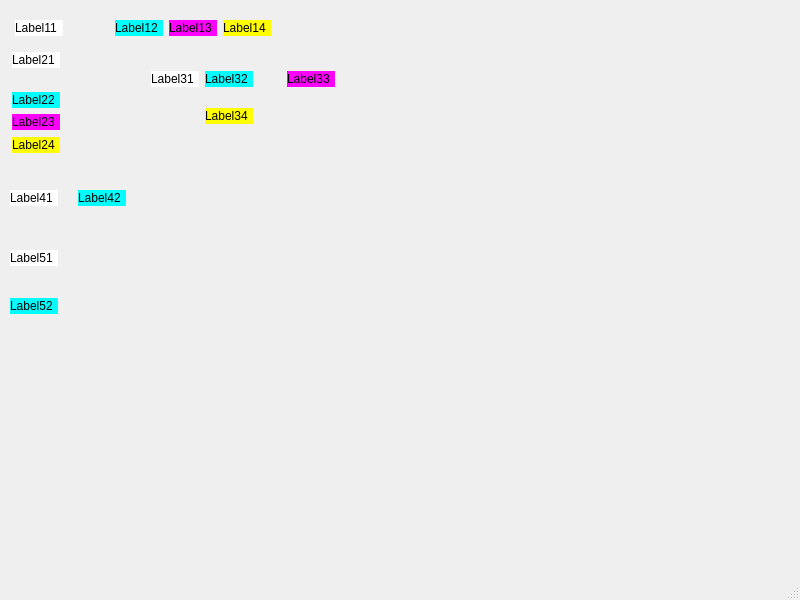
Before: the Qt Designer form code_expert/Qt_PyQt_Lab/practice_qt/EX02-09_Layouts/Layouts/mainwindow.ui in clap-min99/sys_semicon, drawn with Qt 5.
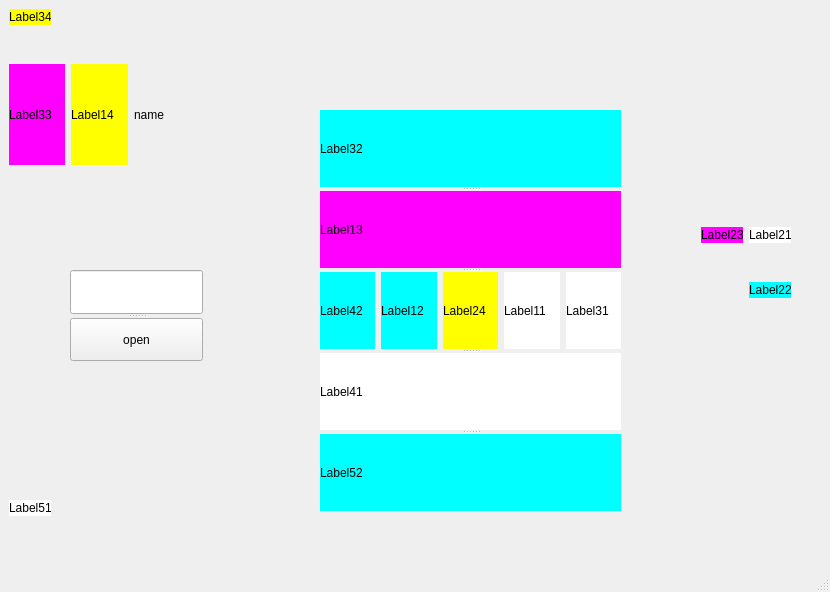
After: the same form once the commit is applied.

The edit to the form file:
```diff
--- a/code_expert/Qt_PyQt_Lab/practice_qt/EX02-09_Layouts/Layouts/mainwindow.ui
+++ b/code_expert/Qt_PyQt_Lab/practice_qt/EX02-09_Layouts/Layouts/mainwindow.ui
@@ -6,100 +6,20 @@
    <rect>
     <x>0</x>
     <y>0</y>
-    <width>800</width>
-    <height>600</height>
+    <width>830</width>
+    <height>592</height>
    </rect>
   </property>
   <property name="windowTitle">
    <string>MainWindow</string>
   </property>
   <widget class="QWidget" name="centralwidget">
-   <widget class="QLabel" name="label_3">
-    <property name="geometry">
-     <rect>
-      <x>115</x>
-      <y>20</y>
-      <width>48</width>
-      <height>16</height>
-     </rect>
-    </property>
-    <property name="styleSheet">
-     <string notr="true">background-color: rgb(0, 255, 255);</string>
-    </property>
-    <property name="text">
-     <string>Label12</string>
-    </property>
-   </widget>
-   <widget class="QLabel" name="label">
-    <property name="geometry">
-     <rect>
-      <x>169</x>
-      <y>20</y>
-      <width>48</width>
-      <height>16</height>
-     </rect>
-    </property>
-    <property name="styleSheet">
-     <string notr="true">background-color: rgb(255, 0, 255);</string>
-    </property>
-    <property name="text">
-     <string>Label13</string>
-    </property>
-   </widget>
-   <widget class="QLabel" name="label_2">
-    <property name="geometry">
-     <rect>
-      <x>223</x>
-      <y>20</y>
-      <width>48</width>
-      <height>16</height>
-     </rect>
-    </property>
-    <property name="styleSheet">
-     <string notr="true">background-color: rgb(255, 255, 0);</string>
-    </property>
-    <property name="text">
-     <string>Label14</string>
-    </property>
-   </widget>
-   <widget class="QLabel" name="label_4">
-    <property name="geometry">
-     <rect>
-      <x>15</x>
-      <y>20</y>
-      <width>48</width>
-      <height>16</height>
-     </rect>
-    </property>
-    <property name="styleSheet">
-     <string notr="true">background-color: rgb(255, 255, 255);</string>
-    </property>
-    <property name="text">
-     <string>Label11</string>
-    </property>
-   </widget>
-   <widget class="QLabel" name="label_8">
-    <property name="geometry">
-     <rect>
-      <x>12</x>
-      <y>137</y>
-      <width>48</width>
-      <height>16</height>
-     </rect>
-    </property>
-    <property name="styleSheet">
-     <string notr="true">background-color: rgb(255, 255, 0);</string>
-    </property>
-    <property name="text">
-     <string>Label24</string>
-    </property>
-   </widget>
    <widget class="QLabel" name="label_5">
     <property name="geometry">
      <rect>
-      <x>12</x>
-      <y>52</y>
-      <width>48</width>
+      <x>749</x>
+      <y>227</y>
+      <width>42</width>
       <height>16</height>
      </rect>
     </property>
@@ -113,9 +33,9 @@
    <widget class="QLabel" name="label_7">
     <property name="geometry">
      <rect>
-      <x>12</x>
-      <y>114</y>
-      <width>48</width>
+      <x>701</x>
+      <y>227</y>
+      <width>42</width>
       <height>16</height>
      </rect>
     </property>
@@ -129,9 +49,9 @@
    <widget class="QLabel" name="label_6">
     <property name="geometry">
      <rect>
-      <x>12</x>
-      <y>92</y>
-      <width>48</width>
+      <x>749</x>
+      <y>282</y>
+      <width>42</width>
       <height>16</height>
      </rect>
     </property>
@@ -142,60 +62,12 @@
      <string>Label22</string>
     </property>
    </widget>
-   <widget class="QLabel" name="label_11">
-    <property name="geometry">
-     <rect>
-      <x>287</x>
-      <y>71</y>
-      <width>48</width>
-      <height>16</height>
-     </rect>
-    </property>
-    <property name="styleSheet">
-     <string notr="true">background-color: rgb(255, 0, 255);</string>
-    </property>
-    <property name="text">
-     <string>Label33</string>
-    </property>
-   </widget>
-   <widget class="QLabel" name="label_10">
-    <property name="geometry">
-     <rect>
-      <x>205</x>
-      <y>71</y>
-      <width>48</width>
-      <height>16</height>
-     </rect>
-    </property>
-    <property name="styleSheet">
-     <string notr="true">background-color: rgb(0, 255, 255);</string>
-    </property>
-    <property name="text">
-     <string>Label32</string>
-    </property>
-   </widget>
-   <widget class="QLabel" name="label_9">
-    <property name="geometry">
-     <rect>
-      <x>151</x>
-      <y>71</y>
-      <width>48</width>
-      <height>16</height>
-     </rect>
-    </property>
-    <property name="styleSheet">
-     <string notr="true">background-color: rgb(255, 255, 255);</string>
-    </property>
-    <property name="text">
-     <string>Label31</string>
-    </property>
-   </widget>
    <widget class="QLabel" name="label_12">
     <property name="geometry">
      <rect>
-      <x>205</x>
-      <y>108</y>
-      <width>48</width>
+      <x>9</x>
+      <y>9</y>
+      <width>42</width>
       <height>16</height>
      </rect>
     </property>
@@ -206,60 +78,12 @@
      <string>Label34</string>
     </property>
    </widget>
-   <widget class="QLabel" name="label_13">
-    <property name="geometry">
-     <rect>
-      <x>10</x>
-      <y>190</y>
-      <width>48</width>
-      <height>16</height>
-     </rect>
-    </property>
-    <property name="styleSheet">
-     <string notr="true">background-color: rgb(255, 255, 255);</string>
-    </property>
-    <property name="text">
-     <string>Label41</string>
-    </property>
-   </widget>
-   <widget class="QLabel" name="label_14">
-    <property name="geometry">
-     <rect>
-      <x>78</x>
-      <y>190</y>
-      <width>48</width>
-      <height>16</height>
-     </rect>
-    </property>
-    <property name="styleSheet">
-     <string notr="true">background-color: rgb(0, 255, 255);</string>
-    </property>
-    <property name="text">
-     <string>Label42</string>
-    </property>
-   </widget>
-   <widget class="QLabel" name="label_16">
-    <property name="geometry">
-     <rect>
-      <x>10</x>
-      <y>298</y>
-      <width>48</width>
-      <height>16</height>
-     </rect>
-    </property>
-    <property name="styleSheet">
-     <string notr="true">background-color: rgb(0, 255, 255);</string>
-    </property>
-    <property name="text">
-     <string>Label52</string>
-    </property>
-   </widget>
    <widget class="QLabel" name="label_15">
     <property name="geometry">
      <rect>
-      <x>10</x>
-      <y>250</y>
-      <width>48</width>
+      <x>9</x>
+      <y>500</y>
+      <width>42</width>
       <height>16</height>
      </rect>
     </property>
@@ -270,6 +94,167 @@
      <string>Label51</string>
     </property>
    </widget>
+   <widget class="QSplitter" name="splitter">
+    <property name="geometry">
+     <rect>
+      <x>320</x>
+      <y>110</y>
+      <width>301</width>
+      <height>401</height>
+     </rect>
+    </property>
+    <property name="orientation">
+     <enum>Qt::Orientation::Vertical</enum>
+    </property>
+    <widget class="QLabel" name="label_10">
+     <property name="styleSheet">
+      <string notr="true">background-color: rgb(0, 255, 255);</string>
+     </property>
+     <property name="text">
+      <string>Label32</string>
+     </property>
+    </widget>
+    <widget class="QLabel" name="label">
+     <property name="styleSheet">
+      <string notr="true">background-color: rgb(255, 0, 255);</string>
+     </property>
+     <property name="text">
+      <string>Label13</string>
+     </property>
+    </widget>
+    <widget class="QWidget" name="">
+     <layout class="QHBoxLayout" name="horizontalLayout">
+      <item>
+       <widget class="QLabel" name="label_14">
+        <property name="styleSheet">
+         <string notr="true">background-color: rgb(0, 255, 255);</string>
+        </property>
+        <property name="text">
+         <string>Label42</string>
+        </property>
+       </widget>
+      </item>
+      <item>
+       <widget class="QLabel" name="label_3">
+        <property name="styleSheet">
+         <string notr="true">background-color: rgb(0, 255, 255);</string>
+        </property>
+        <property name="text">
+         <string>Label12</string>
+        </property>
+       </widget>
+      </item>
+      <item>
+       <widget class="QLabel" name="label_8">
+        <property name="styleSheet">
+         <string notr="true">background-color: rgb(255, 255, 0);</string>
+        </property>
+        <property name="text">
+         <string>Label24</string>
+        </property>
+       </widget>
+      </item>
+      <item>
+       <widget class="QLabel" name="label_4">
+        <property name="styleSheet">
+         <string notr="true">background-color: rgb(255, 255, 255);</string>
+        </property>
+        <property name="text">
+         <string>Label11</string>
+        </property>
+       </widget>
+      </item>
+      <item>
+       <widget class="QLabel" name="label_9">
+        <property name="styleSheet">
+         <string notr="true">background-color: rgb(255, 255, 255);</string>
+        </property>
+        <property name="text">
+         <string>Label31</string>
+        </property>
+       </widget>
+      </item>
+     </layout>
+    </widget>
+    <widget class="QLabel" name="label_13">
+     <property name="styleSheet">
+      <string notr="true">background-color: rgb(255, 255, 255);</string>
+     </property>
+     <property name="text">
+      <string>Label41</string>
+     </property>
+    </widget>
+    <widget class="QLabel" name="label_16">
+     <property name="styleSheet">
+      <string notr="true">background-color: rgb(0, 255, 255);</string>
+     </property>
+     <property name="text">
+      <string>Label52</string>
+     </property>
+    </widget>
+   </widget>
+   <widget class="QSplitter" name="splitter_2">
+    <property name="geometry">
+     <rect>
+      <x>70</x>
+      <y>270</y>
+      <width>133</width>
+      <height>91</height>
+     </rect>
+    </property>
+    <property name="orientation">
+     <enum>Qt::Orientation::Vertical</enum>
+    </property>
+    <widget class="QLineEdit" name="nameLineEdit">
+     <property name="text">
+      <string/>
+     </property>
+    </widget>
+    <widget class="QPushButton" name="pushButton">
+     <property name="text">
+      <string>open</string>
+     </property>
+    </widget>
+   </widget>
+   <widget class="QWidget" name="">
+    <property name="geometry">
+     <rect>
+      <x>9</x>
+      <y>64</y>
+      <width>181</width>
+      <height>101</height>
+     </rect>
+    </property>
+    <layout class="QHBoxLayout" name="horizontalLayout_2">
+     <item>
+      <widget class="QLabel" name="label_11">
+       <property name="styleSheet">
+        <string notr="true">background-color: rgb(255, 0, 255);</string>
+       </property>
+       <property name="text">
+        <string>Label33</string>
+       </property>
+      </widget>
+     </item>
+     <item>
+      <widget class="QLabel" name="label_2">
+       <property name="styleSheet">
+        <string notr="true">background-color: rgb(255, 255, 0);</string>
+       </property>
+       <property name="text">
+        <string>Label14</string>
+       </property>
+      </widget>
+     </item>
+     <item>
+      <widget class="QLabel" name="nameLabel">
+       <property name="text">
+        <string>name</string>
+       </property>
+      </widget>
+     </item>
+    </layout>
+   </widget>
   </widget>
   <widget class="QMenuBar" name="menubar">
    <property name="geometry">
```
Left out of the diff: 4 changed lines with no effect on the pictures.
